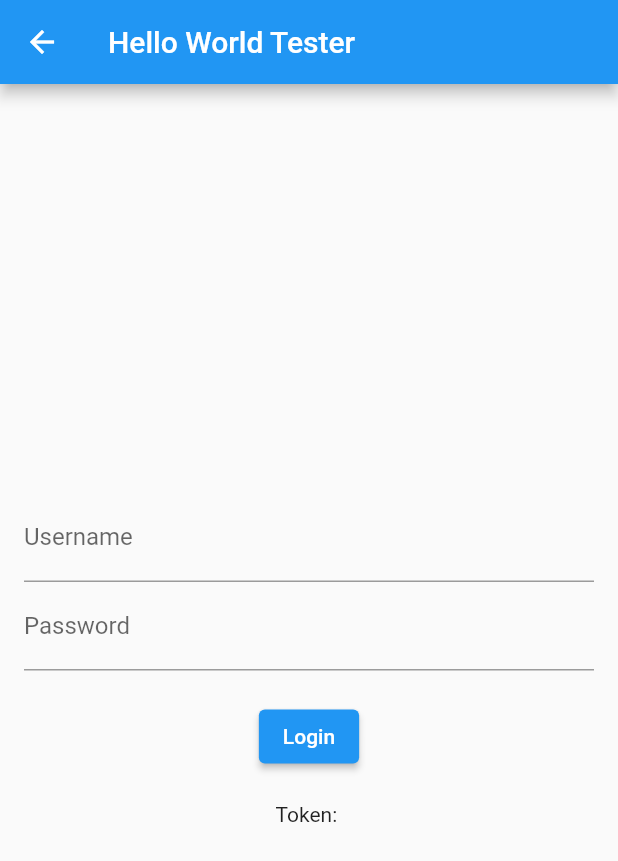
After one commit to Nakzull/App-Programmering-2, a Flutter app: the Http screen opened directly, after a tap on "Login", on a phone screen of 412 x 824 dp. The commit adds this screen. Shown: the top 861 px of the screen. Run offline on Flutter 3.47's test engine with Material 2 defaults, Android fonts, the phone set to English and light mode, and no system bars; our stand-ins replace camera, image_picker; missing offline and left inert: matrix_gesture_detector.

Commit message:
Initial commit

```diff
--- a/lib/board.dart
+++ b/lib/board.dart
@@ -12,10 +12,14 @@ class Board extends StatefulWidget {
   }
 }
 
+Widget buildBoard(BuildContext context) {
+  return const Board();
+}
+
 class _BoardState extends State<Board> {
-  List<Matrix4> _imageMatrices = [];
-  List<File> _selectedImages = [];
-  double _imageScaleFactor = 0.5;
+  final List<Matrix4> _imageMatrices = [];
+  final List<File> _selectedImages = [];
+  final double _imageScaleFactor = 0.5;
 
   Future<void> _pickImageFromGallery() async {
     final pickedImage =
--- /dev/null
+++ b/lib/http.dart
@@ -0,0 +1,117 @@
+import 'dart:io';
+import 'dart:convert';
+import 'package:app5/board.dart';
+
+import 'package:flutter/material.dart';
+import 'package:flutter/services.dart';
+
+class Http extends StatefulWidget {
+  const Http({Key? key}) : super(key: key);
+
+  @override
+  State<Http> createState() {
+    return _HttpState();
+  }
+}
+
+class _HttpState extends State<Http> {
+  final TextEditingController _usernameController = TextEditingController();
+  final TextEditingController _passwordController = TextEditingController();
+  String _token = "";
+
+  Future<bool> fetchDataWithCertificate() async {
+    final username = _usernameController.text;
+    final password = _passwordController.text;
+
+    ByteData rootCertificateData = await rootBundle.load('assets/rootCA.pem');
+    Uint8List rootCertificateBytes = rootCertificateData.buffer.asUint8List();
+
+    ByteData certificateData =
+        await rootBundle.load('assets/mkcert-client+5.pem');
+    Uint8List certificateBytes = certificateData.buffer.asUint8List();
+
+    ByteData keyData = await rootBundle.load('assets/mkcert-client+5-key.pem');
+    Uint8List keyBytes = keyData.buffer.asUint8List();
+
+    SecurityContext securityContext = SecurityContext(withTrustedRoots: true)
+      ..setTrustedCertificatesBytes(rootCertificateBytes)
+      ..useCertificateChainBytes(certificateBytes)
+      ..usePrivateKeyBytes(keyBytes);
+
+    HttpClient httpClient = HttpClient(context: securityContext);
+    //..badCertificateCallback =
+    //(X509Certificate cert, String host, int port) => true;
+
+    final uri = Uri.parse('https://localhost:7258/home/login');
+    final request = await httpClient.postUrl(uri);
+    request.headers.set('Content-Type', 'application.json');
+    final jsonBody =
+        jsonEncode({'name': username, 'password': password, 'id': ""});
+
+    request.write(jsonBody);
+
+    try {
+      final response = await request.close();
+
+      if (response.statusCode == 200) {
+        final responseData =
+            json.decode(await response.transform(utf8.decoder).join());
+        final token = responseData['token'];
+        setState(() {
+          _token = token;
+        });
+
+        print('Login successful. Token: $_token');
+        return true;
+      } else {
+        print('Request failed with status: ${response.statusCode}');
+      }
+    } catch (e) {
+      print('Error: $e');
+    } finally {
+      httpClient.close();
+    }
+    return false;
+  }
+
+  @override
+  Widget build(BuildContext context) {
+    return Scaffold(
+      appBar: AppBar(
+        title: const Text('Hello World Tester'),
+      ),
+      body: Center(
+        child: Padding(
+          padding: const EdgeInsets.all(16.0),
+          child: Column(
+            mainAxisAlignment: MainAxisAlignment.center,
+            children: <Widget>[
+              TextField(
+                controller: _usernameController,
+                decoration: const InputDecoration(labelText: 'Username'),
+              ),
+              TextField(
+                controller: _passwordController,
+                decoration: const InputDecoration(labelText: 'Password'),
+                obscureText: true,
+              ),
+              const SizedBox(height: 20),
+              ElevatedButton(
+                onPressed: () async {
+                  bool authorized = await fetchDataWithCertificate();
+                  if (authorized) {
+                    Navigator.push(
+                        context, MaterialPageRoute(builder: buildBoard));
+                  }
+                },
+                child: const Text('Login'),
+              ),
+              const SizedBox(height: 20),
+              Text('Token: $_token'),
+            ],
+          ),
+        ),
+      ),
+    );
+  }
+}
--- a/lib/main.dart
+++ b/lib/main.dart
@@ -2,6 +2,7 @@ import 'package:flutter/material.dart';
 import 'package:camera/camera.dart';
 import 'takePicture.dart';
 import 'board.dart';
+import 'http.dart';
 
 class MainMenuScreen extends StatefulWidget {
   const MainMenuScreen({super.key});
@@ -22,6 +23,10 @@ class _MainMenuScreenState extends State<MainMenuScreen> {
 
   Widget buildBoard(BuildContext context) {
     return const Board();
+  }
+
+  Widget buildHttp(BuildContext context) {
+    return const Http();
   }
 
   @override
@@ -71,6 +76,13 @@ class _MainMenuScreenState extends State<MainMenuScreen> {
                 Navigator.pop(context);
                 Navigator.push(context, MaterialPageRoute(builder: buildBoard));
               },
+            ),
+            ListTile(
+              title: const Text('Hello World'),
+              onTap: () {
+                Navigator.pop(context);
+                Navigator.push(context, MaterialPageRoute(builder: buildHttp));
+              },
             )
           ],
         ),
--- a/lib/takePicture.dart
+++ b/lib/takePicture.dart
@@ -28,7 +28,7 @@ class _CameraPreviewScreenState extends State<CameraPreviewScreen> {
             ),
           ),
           ElevatedButton(
-            onPressed: () async {
+            onPressed: () {
               _takePicture(context);
             },
             child: const Text('Take Picture'),
```
Also changed, not shown: pubspec.yaml (+5 -4 lines), pubspec.lock, 3 other files.
